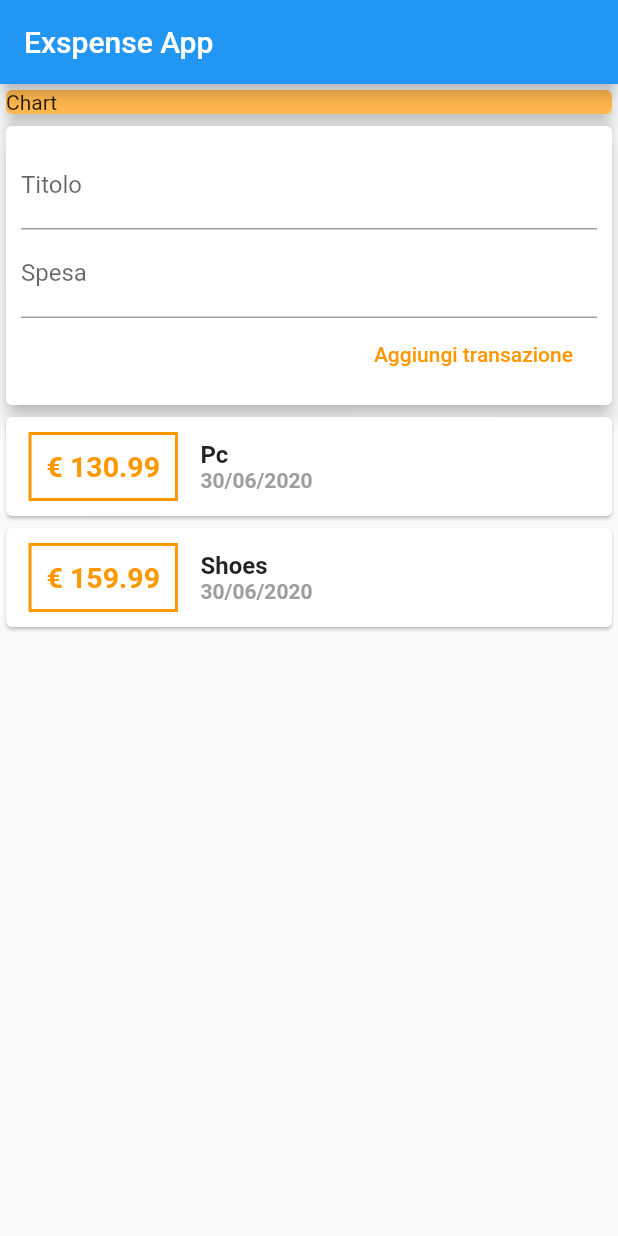
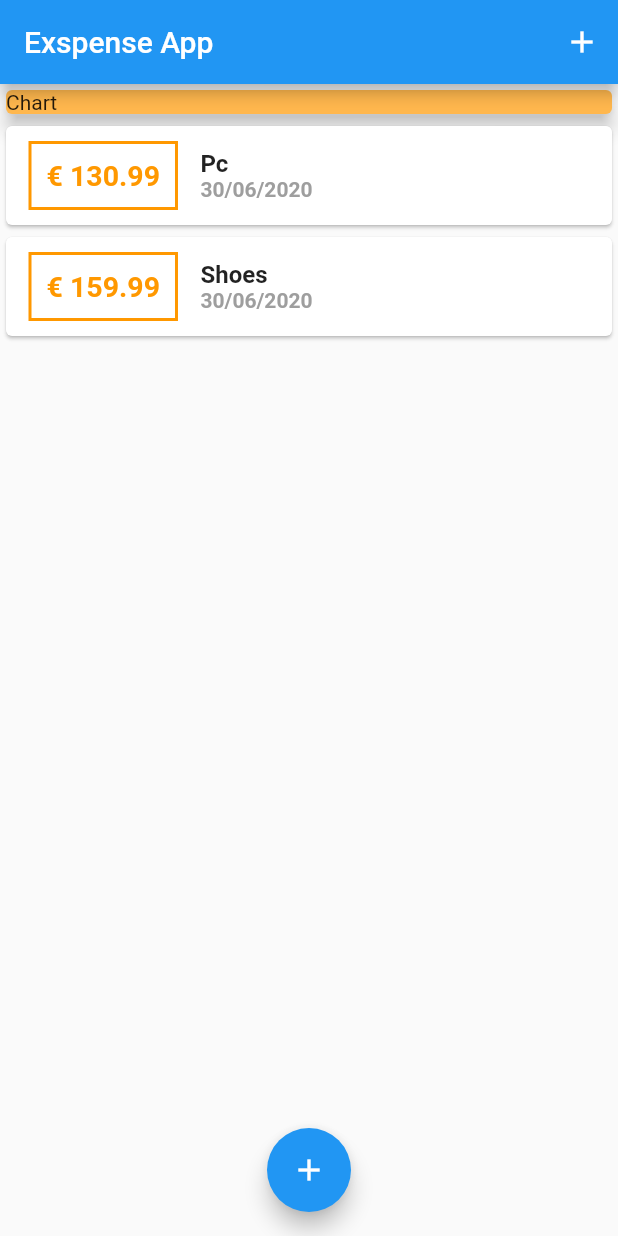
Before and after one commit to Mr2803/expense_app, a Flutter app: the screen it shows after launch, on a phone screen of 412 x 824 dp. Run offline on Flutter 3.47's test engine with Material 2 defaults, Android fonts, the phone set to English and light mode, and no system bars.

Commit message:
fixed bug

```diff
--- a/lib/main.dart
+++ b/lib/main.dart
@@ -1,5 +1,8 @@
+import 'package:exspense_app/widgets/new_transaction.dart';
 import 'package:flutter/material.dart';
-import './widgets/user_transaction.dart';
+import './widgets/new_transaction.dart';
+import './widgets/transaction_list.dart';
+import './model/transaction.dart';
 
 void main() => runApp(MyApp());
 
@@ -39,17 +42,71 @@ class MyApp extends StatelessWidget {
 //     );
 //   }
 // }
-class HomePage extends StatelessWidget {
+class HomePage extends StatefulWidget {
   // String titleInput;
   // String amountInput;
+
+  @override
+  _HomePageState createState() => _HomePageState();
+}
+
+class _HomePageState extends State<HomePage> {
+  final List<Transaction> _userTransactions = [
+    //Cominciamo con il creare una transazione fittizia che poi avrà valori dinamici
+    //Istanzio il nuovo oggetto
+    Transaction(
+      id: 't1',
+      title: 'Pc',
+      amount: 130.99,
+      dateTransaction: DateTime.now(),
+    ),
+    Transaction(
+      id: 't2',
+      title: 'Shoes',
+      amount: 159.99,
+      dateTransaction: DateTime.now(),
+    )
+  ];
+
+  void _addNewTransaction(String transactionTitle, double transactionAmount) {
+    final newTransaction = Transaction(
+        title: transactionTitle,
+        amount: transactionAmount,
+        dateTransaction: DateTime.now(),
+        //per il momento assegno questo valore in modo che venga assegnato in automatico e sia unico
+        id: DateTime.now().toString());
+
+    setState(() {
+      _userTransactions.add(newTransaction);
+    });
+  }
+
+  void _startAddNewTransaction(BuildContext ctx) {
+    showModalBottomSheet(
+        context: ctx,
+        builder: (_) {
+          return GestureDetector(
+            // onTap: () {},
+            child: NewTransaction(_addNewTransaction),
+            // behavior: HitTestBehavior.opaque,
+          );
+        });
+  }
 
   @override
   Widget build(BuildContext context) {
     return Scaffold(
       appBar: AppBar(
         title: Text("Exspense App"),
+        actions: <Widget>[
+          IconButton(
+            icon: Icon(Icons.add),
+            onPressed: () => _startAddNewTransaction(context),
+          )
+        ],
       ),
-      body: Column(
+      body: SingleChildScrollView(
+        child: Column(
           // mainAxisAlignment: MainAxisAlignment.spaceAround,
           crossAxisAlignment: CrossAxisAlignment.stretch,
           children: <Widget>[
@@ -62,8 +119,14 @@ class HomePage extends StatelessWidget {
                 elevation: 5,
               ),
             ),
-          UserTransaction()
+            TransactionList(_userTransactions),
           ],
+        ),
+      ),
+      floatingActionButtonLocation: FloatingActionButtonLocation.centerFloat,
+      floatingActionButton: FloatingActionButton(
+        child: Icon(Icons.add),
+        onPressed: () => _startAddNewTransaction(context),
       ),
     );
   }
--- a/lib/widgets/transaction_list.dart
+++ b/lib/widgets/transaction_list.dart
@@ -7,9 +7,11 @@ class TransactionList extends StatelessWidget {
   TransactionList(this.transactions);
   @override
   Widget build(BuildContext context) {
-    return Column(
-      //utilizzo il metodo map per trasformare questo elenco di oggetti in un elenco di widget(in modo che vengano generati in maniera dinamica). NB MAP prende sempre una funzione interna con un argomento
-      children: transactions.map((transaction) {
+    return Container(
+      height: 300,
+      //ListView è un costruttore scorrevole fornito da flutter(come una colonna)
+      child: ListView.builder(
+        itemBuilder: (context, index) {
           return Card(
               child: Row(
             children: <Widget>[
@@ -23,7 +25,7 @@ class TransactionList extends StatelessWidget {
                 ),
                 padding: EdgeInsets.all(10),
                 child: Text(
-                '€ ${transaction.amount}',
+                  '€ ${transactions[index].amount.toStringAsFixed(2)}',
                   style: TextStyle(
                       fontWeight: FontWeight.bold,
                       fontSize: 19,
@@ -34,14 +36,15 @@ class TransactionList extends StatelessWidget {
                 crossAxisAlignment: CrossAxisAlignment.start,
                 children: <Widget>[
                   Text(
-                  transaction.title,
+                    transactions[index].title,
                     style: TextStyle(
                       fontSize: 16,
                       fontWeight: FontWeight.bold,
                     ),
                   ),
                   Text(
-                  DateFormat('dd/MM/yyyy').format(transaction.dateTransaction),
+                    DateFormat('dd/MM/yyyy')
+                        .format(transactions[index].dateTransaction),
                     style: TextStyle(
                       fontWeight: FontWeight.bold,
                       color: Colors.grey,
@@ -51,7 +54,10 @@ class TransactionList extends StatelessWidget {
               )
             ],
           ));
-      }).toList(),
+        },
+        itemCount: transactions.length,
+        //utilizzo il metodo map per trasformare questo elenco di oggetti in un elenco di widget(in modo che vengano generati in maniera dinamica). NB MAP prende sempre una funzione interna con un argomento
+      ),
     );
   }
 }
--- a/lib/widgets/user_transaction.dart
+++ /dev/null
@@ -1,51 +0,0 @@
-import 'package:flutter/material.dart';
-import './transaction_list.dart';
-import './new_transaction.dart';
-import '../model/transaction.dart';
-
-class UserTransaction extends StatefulWidget {
-  @override
-  _UserTransactionState createState() => _UserTransactionState();
-}
-
-class _UserTransactionState extends State<UserTransaction> {
-  final List<Transaction> _userTransactions = [
-    //Cominciamo con il creare una transazione fittizia che poi avrà valori dinamici
-    //Istanzio il nuovo oggetto
-    Transaction(
-      id: 't1',
-      title: 'Pc',
-      amount: 130.99,
-      dateTransaction: DateTime.now(),
-    ),
-    Transaction(
-      id: 't2',
-      title: 'Shoes',
-      amount: 159.99,
-      dateTransaction: DateTime.now(),
-    )
-  ];
-
-  void _addNewTransaction(String transactionTitle, double transactionAmount) {
-    final newTransaction = Transaction(
-        title: transactionTitle,
-        amount: transactionAmount,
-        dateTransaction: DateTime.now(),
-        //per il momento assegno questo valore in modo che venga assegnato in automatico e sia unico
-        id: DateTime.now().toString());
-
-    setState(() {
-      _userTransactions.add(newTransaction);
-    });
-  }
-
-  Widget build(BuildContext context) {
-    return Column(
-      children: <Widget>[
-        //passo al costruttore newTransaction come argomento la funzione addNewTransaction che è privata per poterla sfruttare all'interno di newTransaction
-        NewTransaction(_addNewTransaction),
-        TransactionList(_userTransactions)
-      ],
-    );
-  }
-}
```
Also changed, not shown: lib/widgets/new_transaction.dart (+24 -6 lines). Lines whose indentation alone changed are shown as unchanged.
